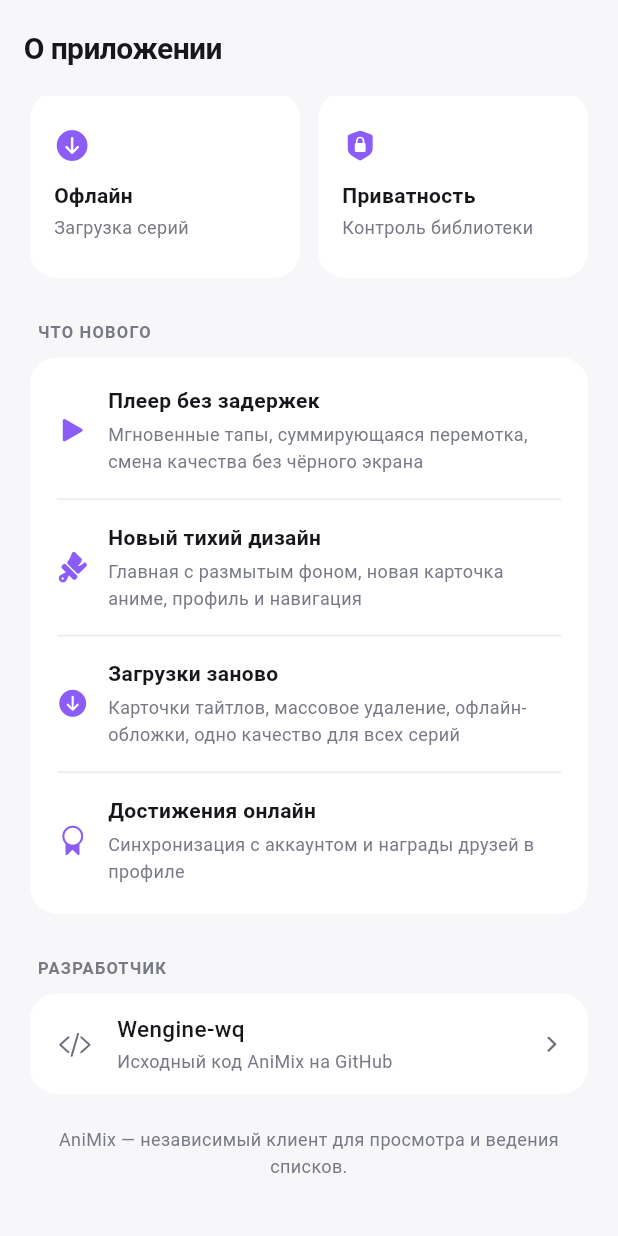
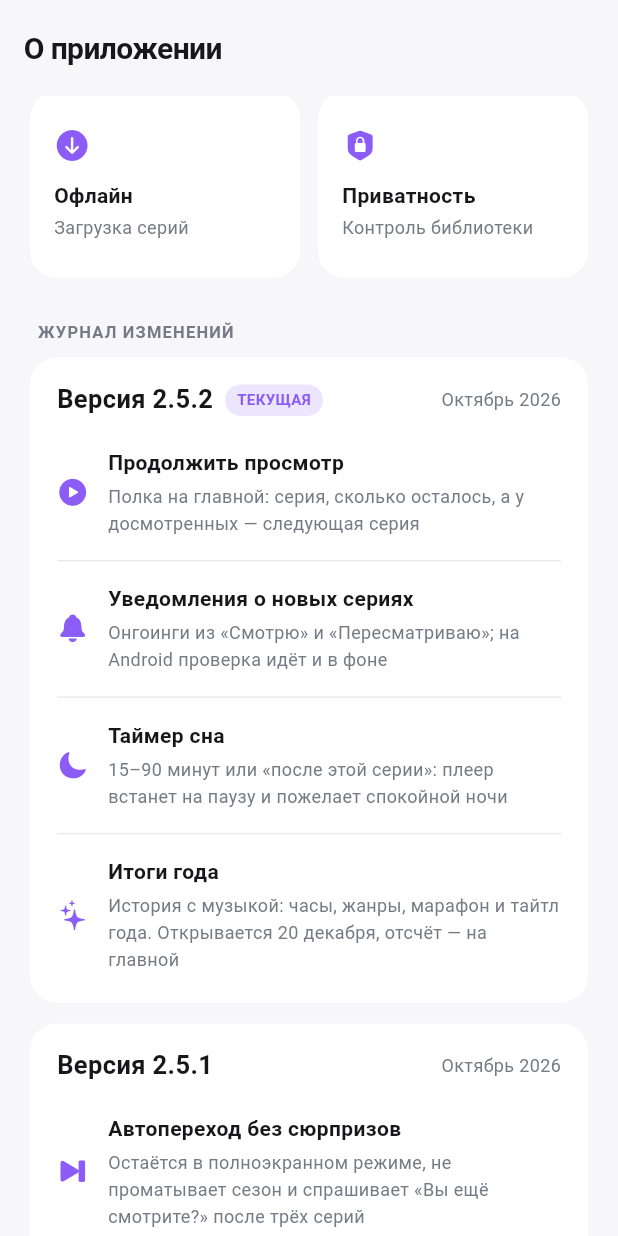
Before and after one commit to Wengine-wq/AniMix, a Flutter app: the _AboutScreen widget shown alone on an empty page, opened directly, scrolled down 576 dp, on a phone screen of 412 x 824 dp. Run offline on Flutter 3.47's test engine with Material 3 defaults, Android fonts, the phone set to English and light mode, and no system bars; our stand-ins replace cached_network_image, dio, flutter_cache_manager, flutter_dotenv, flutter_local_notifications, flutter_secure_storage and 7 more; missing offline and left inert: file_selector, flutter_web_auth_2, fvp, motor, webview_flutter_android, webview_flutter_wkwebview and 2 more; accounts and stored records are empty; network calls fail.

Commit message:
AniMix 2.5.2: changelog in settings, iOS 14 minimum
Co-Authored-By: Claude Opus 5.5 (1M context) <noreply@anthropic.com>

```diff
--- a/lib/features/profile/settings_screen.dart
+++ b/lib/features/profile/settings_screen.dart
@@ -1567,7 +1567,7 @@ class _AboutScreen extends StatelessWidget {
                 ),
               ),
               child: const Text(
-                'ВЕРСИЯ 2.5.1',
+                'ВЕРСИЯ 2.5.2',
                 style: TextStyle(fontSize: 11, fontWeight: FontWeight.w700),
               ),
             ),
@@ -1592,40 +1592,12 @@ class _AboutScreen extends StatelessWidget {
         const _SettingsSectionLabel('Возможности'),
         const _FeatureGrid(),
         const SizedBox(height: 28),
-        const _SettingsSectionLabel('Что нового'),
-        const AniMixSurface(
-          padding: EdgeInsets.symmetric(horizontal: 18, vertical: 4),
-          child: Column(
-            children: [
-              _ChangeRow(
-                icon: CupertinoIcons.play_fill,
-                title: 'Плеер без задержек',
-                subtitle:
-                    'Мгновенные тапы, суммирующаяся перемотка, смена качества без чёрного экрана',
-              ),
-              _ChangeRow(
-                icon: CupertinoIcons.paintbrush_fill,
-                title: 'Новый тихий дизайн',
-                subtitle:
-                    'Главная с размытым фоном, новая карточка аниме, профиль и навигация',
-              ),
-              _ChangeRow(
-                icon: CupertinoIcons.arrow_down_circle_fill,
-                title: 'Загрузки заново',
-                subtitle:
-                    'Карточки тайтлов, массовое удаление, офлайн-обложки, одно качество для всех серий',
-              ),
-              _ChangeRow(
-                icon: CupertinoIcons.rosette,
-                title: 'Достижения онлайн',
-                subtitle:
-                    'Синхронизация с аккаунтом и награды друзей в профиле',
-                divider: false,
-              ),
-            ],
-          ),
-        ),
-        const SizedBox(height: 28),
+        const _SettingsSectionLabel('Журнал изменений'),
+        for (final release in _changelog) ...[
+          _ReleaseNotes(release: release),
+          const SizedBox(height: 14),
+        ],
+        const SizedBox(height: 14),
         const _SettingsSectionLabel('Разработчик'),
         _SettingsGroup(
           children: [
@@ -2157,3 +2129,165 @@ class _EpisodeNotificationsRowState extends State<_EpisodeNotificationsRow> {
     );
   }
 }
+
+typedef _Release = ({
+  String version,
+  String date,
+  List<(IconData, String, String)> changes,
+});
+
+/// Newest first. Keep in step with the GitHub release notes.
+const List<_Release> _changelog = [
+  (
+    version: '2.5.2',
+    date: 'Октябрь 2026',
+    changes: [
+      (
+        CupertinoIcons.play_circle_fill,
+        'Продолжить просмотр',
+        'Полка на главной: серия, сколько осталось, а у досмотренных — следующая серия',
+      ),
+      (
+        CupertinoIcons.bell_fill,
+        'Уведомления о новых сериях',
+        'Онгоинги из «Смотрю» и «Пересматриваю»; на Android проверка идёт и в фоне',
+      ),
+      (
+        CupertinoIcons.moon_fill,
+        'Таймер сна',
+        '15–90 минут или «после этой серии»: плеер встанет на паузу и пожелает спокойной ночи',
+      ),
+      (
+        CupertinoIcons.sparkles,
+        'Итоги года',
+        'История с музыкой: часы, жанры, марафон и тайтл года. Открывается 20 декабря, отсчёт — на главной',
+      ),
+    ],
+  ),
+  (
+    version: '2.5.1',
+    date: 'Октябрь 2026',
+    changes: [
+      (
+        CupertinoIcons.forward_end_fill,
+        'Автопереход без сюрпризов',
+        'Остаётся в полноэкранном режиме, не проматывает сезон и спрашивает «Вы ещё смотрите?» после трёх серий',
+      ),
+      (
+        CupertinoIcons.forward_fill,
+        'Автоскип на новых тайтлах',
+        'Опенинги и эндинги пропускаются и в свежих аниме благодаря AniSkip',
+      ),
+      (
+        CupertinoIcons.photo_fill,
+        'Надёжные обложки',
+        'Очередь с повторами, офлайн-хранение на устройстве и настройка «Обложки аниме»',
+      ),
+      (
+        CupertinoIcons.arrow_2_circlepath,
+        'Пересматриваю',
+        'Новый статус и вкладка, прогресс считается только автоматически',
+      ),
+      (
+        CupertinoIcons.person_crop_circle_fill,
+        'Профиль и иконки',
+        'Выровненный профиль с компактной диаграммой, иконки в стиле iOS везде',
+      ),
+    ],
+  ),
+  (
+    version: '2.5.0',
+    date: 'Октябрь 2026',
+    changes: [
+      (
+        CupertinoIcons.play_fill,
+        'Плеер без задержек',
+        'Мгновенные тапы, суммирующаяся перемотка, смена качества без чёрного экрана',
+      ),
+      (
+        CupertinoIcons.paintbrush_fill,
+        'Новый тихий дизайн',
+        'Главная с размытым фоном, новая карточка аниме, профиль и навигация',
+      ),
+      (
+        CupertinoIcons.arrow_down_circle_fill,
+        'Загрузки заново',
+        'Карточки тайтлов, массовое удаление, офлайн-обложки, одно качество для всех серий',
+      ),
+      (
+        CupertinoIcons.rosette,
+        'Достижения онлайн',
+        'Синхронизация с аккаунтом и награды друзей в профиле',
+      ),
+    ],
+  ),
+];
+
+class _ReleaseNotes extends StatelessWidget {
+  const _ReleaseNotes({required this.release});
+
+  final _Release release;
+
+  @override
+  Widget build(BuildContext context) {
+    final latest = identical(release, _changelog.first);
+    return AniMixSurface(
+      padding: const EdgeInsets.fromLTRB(18, 16, 18, 4),
+      child: Column(
+        crossAxisAlignment: CrossAxisAlignment.start,
+        children: [
+          Row(
+            children: [
+              Text(
+                'Версия ${release.version}',
+                style: const TextStyle(
+                  fontSize: 17,
+                  fontWeight: FontWeight.w700,
+                ),
+              ),
+              if (latest) ...[
+                const SizedBox(width: 8),
+                Container(
+                  padding: const EdgeInsets.symmetric(
+                    horizontal: 8,
+                    vertical: 3,
+                  ),
+                  decoration: BoxDecoration(
+                    color: Theme.of(
+                      context,
+                    ).colorScheme.primary.withValues(alpha: .16),
+                    borderRadius: BorderRadius.circular(99),
+                  ),
+                  child: Text(
+                    'ТЕКУЩАЯ',
+                    style: TextStyle(
+                      color: Theme.of(context).colorScheme.primary,
+                      fontSize: 10,
+                      fontWeight: FontWeight.w700,
+                    ),
+                  ),
+                ),
+              ],
+              const Spacer(),
+              Text(
+                release.date,
+                style: const TextStyle(
+                  color: AniMixTheme.subtleText,
+                  fontSize: 12,
+                ),
+              ),
+            ],
+          ),
+          const SizedBox(height: 4),
+          for (var i = 0; i < release.changes.length; i++)
+            _ChangeRow(
+              icon: release.changes[i].$1,
+              title: release.changes[i].$2,
+              subtitle: release.changes[i].$3,
+              divider: i < release.changes.length - 1,
+            ),
+        ],
+      ),
+    );
+  }
+}
--- a/pubspec.yaml
+++ b/pubspec.yaml
@@ -16,7 +16,7 @@ publish_to: 'none' # Remove this line if you wish to publish to pub.dev
 # https://developer.apple.com/library/archive/documentation/General/Reference/InfoPlistKeyReference/Articles/CoreFoundationKeys.html
 # In Windows, build-name is used as the major, minor, and patch parts
 # of the product and file versions while build-number is used as the build suffix.
-version: 2.5.1+251
+version: 2.5.2+252
 
 environment:
   sdk: ^3.11.4
--- a/test_preview/screens_preview_test.dart
+++ b/test_preview/screens_preview_test.dart
@@ -162,6 +162,7 @@ void main() {
     Size size = const Size(390, 844),
     Brightness brightness = Brightness.dark,
     bool loggedIn = true,
+    Future<void> Function(WidgetTester tester)? before,
   }) async {
     tester.view.physicalSize = size * 2;
     tester.view.devicePixelRatio = 2;
@@ -210,6 +211,12 @@ void main() {
     );
     for (var i = 0; i < 8; i++) {
       await tester.pump(const Duration(milliseconds: 250));
+    }
+    if (before != null) {
+      await before(tester);
+      for (var i = 0; i < 6; i++) {
+        await tester.pump(const Duration(milliseconds: 250));
+      }
     }
     await expectLater(
       find.byType(MaterialApp),
@@ -308,6 +315,20 @@ void main() {
       'settings',
       (t) => shoot(t, 'settings', const SettingsScreen()),
     );
+    testWidgets(
+      'about_changelog',
+      (t) => shoot(
+        t,
+        'about_changelog',
+        const SettingsScreen(),
+        size: const Size(390, 1900),
+        before: (tester) async {
+          await tester.tap(find.text('О приложении'));
+          await tester.pump(const Duration(milliseconds: 600));
+          await tester.drag(find.byType(ListView).last, const Offset(0, -560));
+        },
+      ),
+    );
   }
   if (want('wrapped')) {
     final data = WrappedData(
```
Also changed, not shown: 2 other files.
